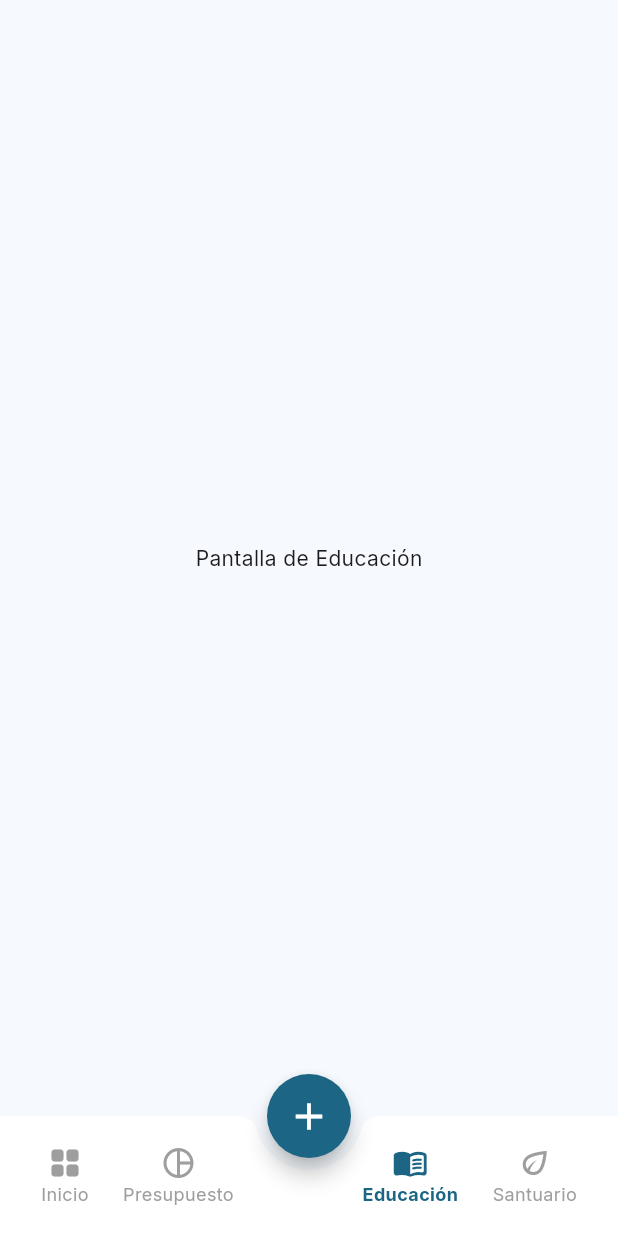
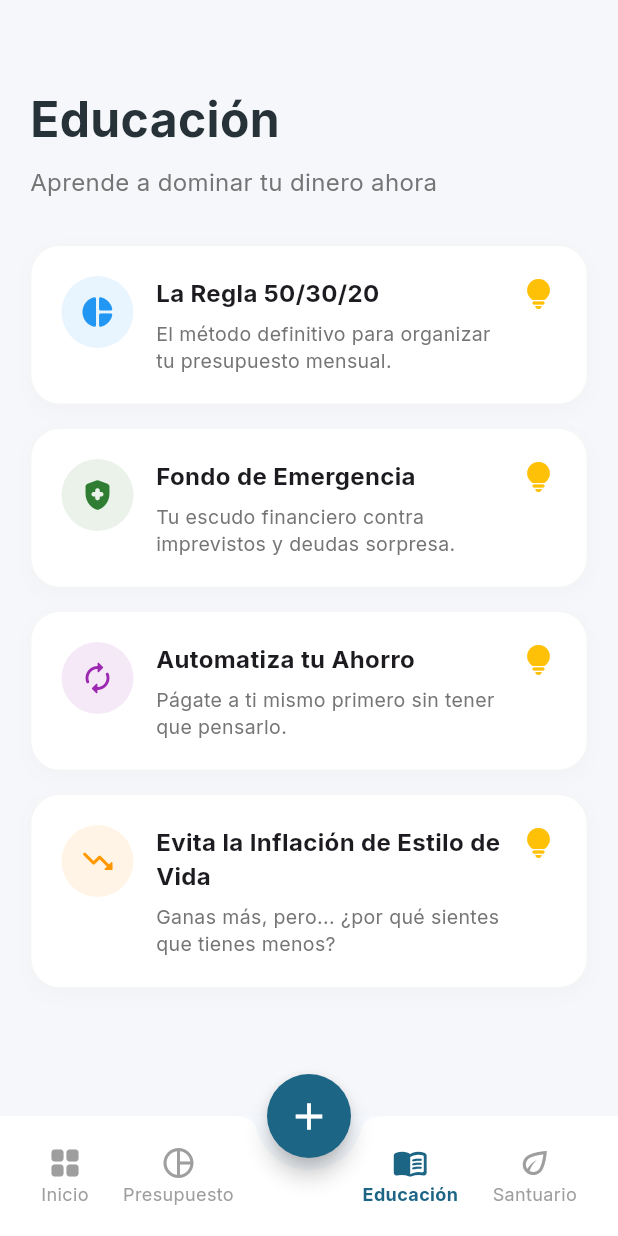
Before and after one commit to 13joaquin/finanzagt, a Flutter app: the screen it shows after launch, item 3 of the bottom bar chosen, on a phone screen of 412 x 824 dp. Run offline on Flutter 3.47's test engine with Material 3 defaults, Android fonts, the phone set to English and light mode, and no system bars; our stand-ins replace cloud_firestore, currency_text_input_formatter, firebase_core, fl_chart, flutter_slidable, google_fonts; accounts and stored records are empty.

Commit message:
The updates are as follows: Creating the "Education", "Fixed Expenses and Household" screen and connecting the screen to the bottom menu

```diff
--- a/lib/screens/budget_and_goals/budget_screen.dart
+++ b/lib/screens/budget_and_goals/budget_screen.dart
@@ -1,5 +1,6 @@
 import 'package:flutter/material.dart';
 import 'savings_goals_screen.dart'; // IMPORTACIÓN AGREGADA PARA SOLUCIONAR EL ERROR
+import 'fixed_expenses_screen.dart';
 
 class BudgetScreen extends StatefulWidget {
   const BudgetScreen({super.key});
@@ -30,11 +31,12 @@ class _BudgetScreenState extends State<BudgetScreen> {
                 subtitle: 'Facturas, alquiler, servicios',
                 icon: Icons.home_rounded,
                 color: Colors.blue,
-                spent: 2500,
+                spent: 2500, // Estos números luego los volveremos dinámicos
                 total: 3000,
                 actionLabel: 'Ver Facturas',
                 onTap: () {
-                  // Futura conexión para Gastos Fijos
+                  // AQUÍ CONECTAMOS LA PANTALLA
+                  Navigator.push(context, MaterialPageRoute(builder: (context) => const FixedExpensesScreen()));
                 }
             ),
             const SizedBox(height: 20),
--- a/lib/screens/dashboard/dashboard_screen.dart
+++ b/lib/screens/dashboard/dashboard_screen.dart
@@ -6,7 +6,6 @@ import 'package:flutter_slidable/flutter_slidable.dart';
 import '../profile/profile_screen.dart';
 import '../transactions/manage_categories_screen.dart';
 import '../transactions/add_transaction_screen.dart';
-import '../budget_and_goals/budget_screen.dart';
 
 class MainDashboardScreen extends StatefulWidget {
   const MainDashboardScreen({super.key});
--- /dev/null
+++ b/lib/screens/education/education_screen.dart
@@ -0,0 +1,162 @@
+import 'package:flutter/material.dart';
+
+class EducationScreen extends StatelessWidget {
+  const EducationScreen({super.key});
+
+  @override
+  Widget build(BuildContext context) {
+    return Scaffold(
+      backgroundColor: const Color(0xFFF5F7FA),
+      // AppBar invisible para mantener el color de fondo, pero útil para la estructura
+      appBar: AppBar(
+        backgroundColor: Colors.transparent,
+        elevation: 0,
+        automaticallyImplyLeading: false, // Oculta flecha de regreso al estar en el menú inferior
+      ),
+      body: SingleChildScrollView(
+        padding: const EdgeInsets.symmetric(horizontal: 20.0),
+        child: Column(
+          crossAxisAlignment: CrossAxisAlignment.start,
+          children: [
+            // TÍTULO Y SUBTÍTULO
+            Text(
+              'Educación',
+              style: TextStyle(
+                fontSize: 32,
+                fontWeight: FontWeight.bold,
+                color: Colors.blueGrey[900],
+              ),
+            ),
+            const SizedBox(height: 8),
+            Text(
+              'Aprende a dominar tu dinero ahora',
+              style: TextStyle(
+                fontSize: 16,
+                color: Colors.grey[600],
+              ),
+            ),
+            const SizedBox(height: 30),
+
+            // LISTA DE LECCIONES (WIDGETS)
+            _buildLessonCard(
+              context: context,
+              title: 'La Regla 50/30/20',
+              description: 'El método definitivo para organizar tu presupuesto mensual.',
+              icon: Icons.pie_chart_rounded,
+              color: Colors.blue,
+            ),
+            const SizedBox(height: 15),
+
+            _buildLessonCard(
+              context: context,
+              title: 'Fondo de Emergencia',
+              description: 'Tu escudo financiero contra imprevistos y deudas sorpresa.',
+              icon: Icons.health_and_safety_rounded,
+              color: const Color(0xFF2E7D32), // Verde Finavid
+            ),
+            const SizedBox(height: 15),
+
+            _buildLessonCard(
+              context: context,
+              title: 'Automatiza tu Ahorro',
+              description: 'Págate a ti mismo primero sin tener que pensarlo.',
+              icon: Icons.autorenew_rounded,
+              color: Colors.purple,
+            ),
+            const SizedBox(height: 15),
+
+            _buildLessonCard(
+              context: context,
+              title: 'Evita la Inflación de Estilo de Vida',
+              description: 'Ganas más, pero... ¿por qué sientes que tienes menos?',
+              icon: Icons.trending_down_rounded,
+              color: Colors.orange,
+            ),
+
+            const SizedBox(height: 80), // Espacio para el botón flotante del menú
+          ],
+        ),
+      ),
+    );
+  }
+
+  // WIDGET REUTILIZABLE PARA CADA LECCIÓN
+  Widget _buildLessonCard({
+    required BuildContext context,
+    required String title,
+    required String description,
+    required IconData icon,
+    required Color color,
+  }) {
+    return InkWell(
+      onTap: () {
+        // AQUÍ IRÁ LA NAVEGACIÓN A LAS PANTALLAS DE LECTURA MÁS ADELANTE
+        debugPrint("Abrir lección: $title");
+      },
+      borderRadius: BorderRadius.circular(20),
+      child: Container(
+        padding: const EdgeInsets.all(20),
+        decoration: BoxDecoration(
+          color: Colors.white,
+          borderRadius: BorderRadius.circular(20),
+          border: Border.all(color: Colors.grey.withOpacity(0.1)),
+          boxShadow: [
+            BoxShadow(
+              color: Colors.black.withOpacity(0.02),
+              blurRadius: 10,
+              offset: const Offset(0, 4),
+            ),
+          ],
+        ),
+        child: Row(
+          crossAxisAlignment: CrossAxisAlignment.start, // Alinea todo arriba
+          children: [
+            // ÍCONO DE LA LECCIÓN
+            Container(
+              padding: const EdgeInsets.all(12),
+              decoration: BoxDecoration(
+                color: color.withOpacity(0.1),
+                shape: BoxShape.circle,
+              ),
+              child: Icon(icon, color: color, size: 24),
+            ),
+            const SizedBox(width: 15),
+
+            // TEXTOS (TÍTULO Y DESCRIPCIÓN)
+            Expanded(
+              child: Column(
+                crossAxisAlignment: CrossAxisAlignment.start,
+                children: [
+                  Text(
+                    title,
+                    style: const TextStyle(
+                      fontSize: 16,
+                      fontWeight: FontWeight.bold,
+                    ),
+                  ),
+                  const SizedBox(height: 6),
+                  Text(
+                    description,
+                    style: TextStyle(
+                      fontSize: 13,
+                      color: Colors.grey[600],
+                      height: 1.4,
+                    ),
+                  ),
+                ],
+              ),
+            ),
+            const SizedBox(width: 10),
+
+            // BOMBILLA AMARILLA EN LA ESQUINA SUPERIOR DERECHA
+            const Icon(
+              Icons.lightbulb_rounded,
+              color: Colors.amber,
+              size: 24,
+            ),
+          ],
+        ),
+      ),
+    );
+  }
+}
--- a/lib/screens/main_layout.dart
+++ b/lib/screens/main_layout.dart
@@ -1,7 +1,8 @@
 import 'package:flutter/material.dart';
 import 'dashboard/dashboard_screen.dart';
 import 'transactions/add_transaction_screen.dart';
-import 'budget_and_goals/budget_screen.dart'; // NUEVA IMPORTACIÓN
+import 'budget_and_goals/budget_screen.dart';
+import 'education/education_screen.dart';// NUEVA IMPORTACIÓN
 
 class MainLayoutScreen extends StatefulWidget {
   const MainLayoutScreen({super.key});
@@ -17,7 +18,7 @@ class _MainLayotSreenState extends State<MainLayoutScreen> {
   final List<Widget> _screens = [
     const MainDashboardScreen(), // 0: Inicio (Dashboard)
     const BudgetScreen(),        // 1: Presupuesto (¡CONECTADO AL MENÚ!)
-    const Center(child: Text("Pantalla de Educación")), // 2: Educación
+    const EducationScreen(), // 2: Educación
     const Center(child: Text("Pantalla de Santuario")), // 3: Santuario
   ];
 
```
Also changed, not shown: lib/screens/budget_and_goals/fixed_expenses_screen.dart (added, +249 -0 lines).
